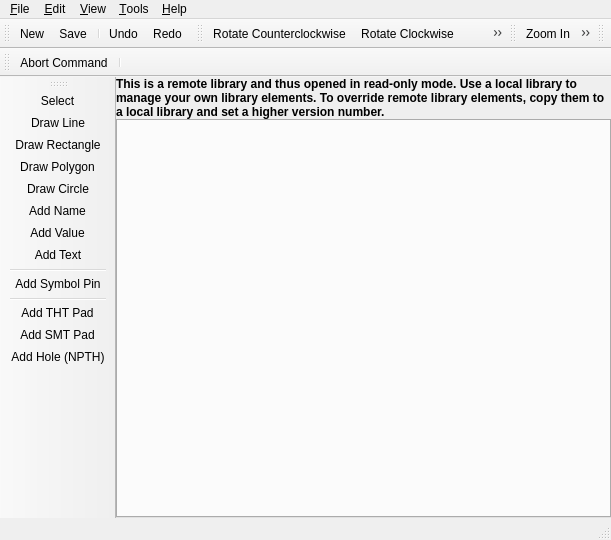
This is libs/librepcb/libraryeditor/libraryeditor.ui in LibrePCB/LibrePCB as Qt 5 draws it before an edit. The edited form follows.
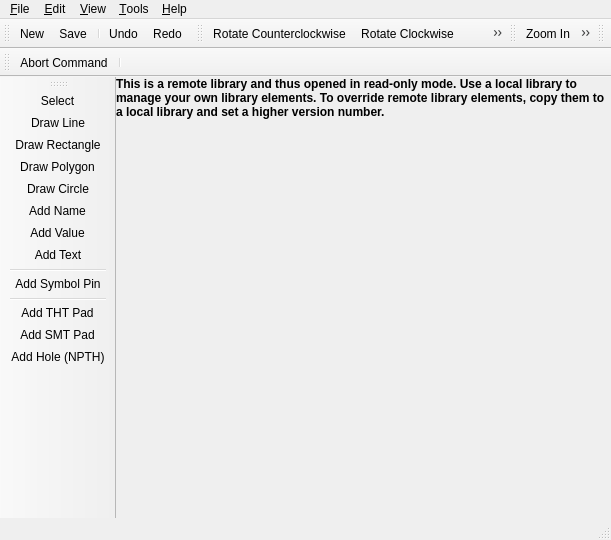
This is the edited form. Icons and pictures are not drawn. Custom widgets are drawn as their Qt base class.

Commit message:
Library/board editors: Set tab bars to document mode
Fixes strange look of tab bars in library- and board editors on MacOS.

Diff of the .ui file:
```diff
--- a/libs/librepcb/libraryeditor/libraryeditor.ui
+++ b/libs/librepcb/libraryeditor/libraryeditor.ui
@@ -60,6 +60,9 @@
       <property name="currentIndex">
        <number>-1</number>
       </property>
+      <property name="documentMode">
+       <bool>true</bool>
+      </property>
       <property name="tabsClosable">
        <bool>true</bool>
       </property>
```
The commit also changes 1 other file.
